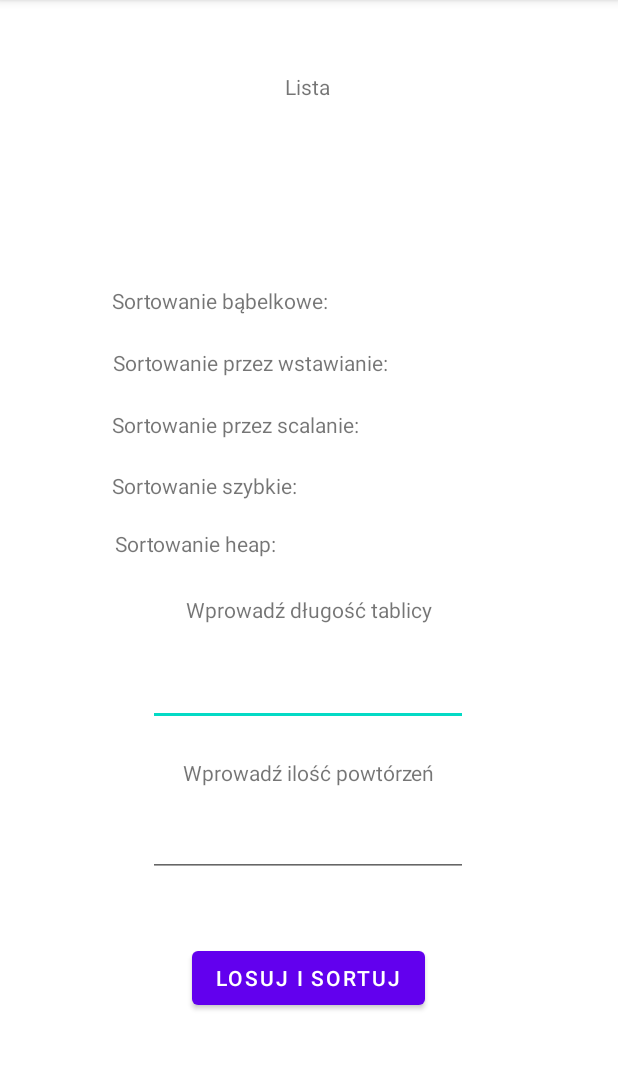
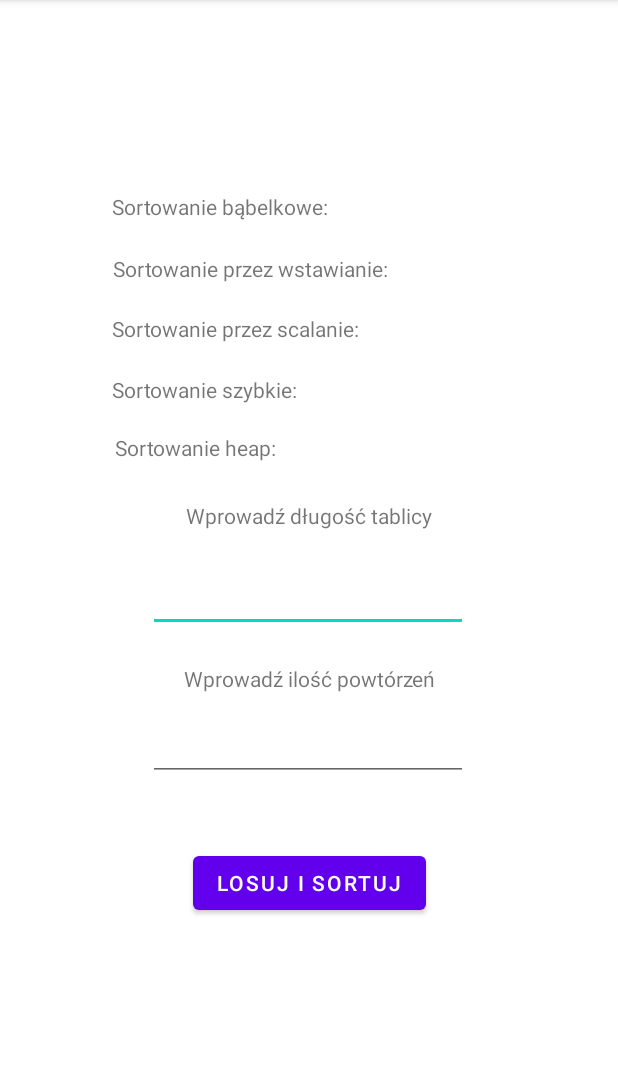
Before and after one commit to JamieIsHigh/SortTime, an Android app: the screen it shows after launch (MainActivity), on a phone screen of 412 x 824 dp, the part 84-1154 px from its top. Run offline under Robolectric (Android 15) with nearby library versions, the phone set to English and light mode, and no system bars.

Commit message:
Poprawki and end

```diff
--- a/app/src/main/java/com/example/sorttime/MainActivity.kt
+++ b/app/src/main/java/com/example/sorttime/MainActivity.kt
@@ -6,7 +6,6 @@ import android.widget.Button
 import android.widget.EditText
 import android.widget.TextView
 import java.util.*
-import kotlin.random.Random.Default.nextInt
 
 class MainActivity : AppCompatActivity() {
     override fun onCreate(savedInstanceState: Bundle?) {
@@ -15,7 +14,6 @@ class MainActivity : AppCompatActivity() {
 
         //deklaracja elementów layoutu
         val random = Random()
-        val lisBeftex = findViewById<TextView>(R.id.textView6)
         val sorBab = findViewById<TextView>(R.id.textView)
         val sorWst = findViewById<TextView>(R.id.textView2)
         val sorSca = findViewById<TextView>(R.id.textView3)
@@ -24,8 +22,8 @@ class MainActivity : AppCompatActivity() {
         val lenLis = findViewById<EditText>(R.id.editTextTextPersonName)
         val sorIlo = findViewById<EditText>(R.id.editTextTextPersonName2)
         val trig = findViewById<Button>(R.id.button)
-        var czasStart = 100000000000
-        var czasStop = 100000000000
+        var czasStart: Long = 0
+        var czasStop: Long = 1
 
         fun bubbleSort(arr:IntArray):IntArray{
             var swap = true
@@ -163,7 +161,6 @@ class MainActivity : AppCompatActivity() {
                 dlugosc = lenLis.text.toString().toInt()
             }
             var lista = IntArray(dlugosc) { random.nextInt(10) }
-            lisBeftex.text = lista.joinToString(", ", "[", "]")
 
             var powt = 1
             if (sorIlo.length() > 0) {
--- a/app/src/main/res/layout/activity_main.xml
+++ b/app/src/main/res/layout/activity_main.xml
@@ -7,16 +7,28 @@
     tools:context=".MainActivity">
 
     <TextView
-        android:id="@+id/textView2"
+        android:id="@+id/textView"
         android:layout_width="wrap_content"
         android:layout_height="wrap_content"
-        android:text="Sortowanie przez wstawianie: "
+        android:text="Sortowanie bąbelkowe: "
         app:layout_constraintBottom_toBottomOf="parent"
         app:layout_constraintEnd_toEndOf="parent"
-        app:layout_constraintHorizontal_bias="0.334"
+        app:layout_constraintHorizontal_bias="0.283"
         app:layout_constraintStart_toStartOf="parent"
         app:layout_constraintTop_toTopOf="parent"
-        app:layout_constraintVertical_bias="0.31" />
+        app:layout_constraintVertical_bias="0.171" />
+
+    <TextView
+        android:id="@+id/textView10"
+        android:layout_width="wrap_content"
+        android:layout_height="wrap_content"
+        android:text="Wprowadź ilość powtórzeń"
+        app:layout_constraintBottom_toBottomOf="parent"
+        app:layout_constraintEnd_toEndOf="parent"
+        app:layout_constraintHorizontal_bias="0.504"
+        app:layout_constraintStart_toStartOf="parent"
+        app:layout_constraintTop_toTopOf="parent"
+        app:layout_constraintVertical_bias="0.591" />
 
     <TextView
         android:id="@+id/textView4"
@@ -28,43 +40,7 @@
         app:layout_constraintHorizontal_bias="0.262"
         app:layout_constraintStart_toStartOf="parent"
         app:layout_constraintTop_toTopOf="parent"
-        app:layout_constraintVertical_bias="0.419" />
-
-    <TextView
-        android:id="@+id/textView"
-        android:layout_width="wrap_content"
-        android:layout_height="wrap_content"
-        android:text="Sortowanie bąbelkowe: "
-        app:layout_constraintBottom_toBottomOf="parent"
-        app:layout_constraintEnd_toEndOf="parent"
-        app:layout_constraintHorizontal_bias="0.283"
-        app:layout_constraintStart_toStartOf="parent"
-        app:layout_constraintTop_toTopOf="parent"
-        app:layout_constraintVertical_bias="0.255" />
-
-    <TextView
-        android:id="@+id/textView3"
-        android:layout_width="wrap_content"
-        android:layout_height="wrap_content"
-        android:text="Sortowanie przez scalanie: "
-        app:layout_constraintBottom_toBottomOf="parent"
-        app:layout_constraintEnd_toEndOf="parent"
-        app:layout_constraintHorizontal_bias="0.308"
-        app:layout_constraintStart_toStartOf="parent"
-        app:layout_constraintTop_toTopOf="parent"
-        app:layout_constraintVertical_bias="0.365" />
-
-    <TextView
-        android:id="@+id/textView5"
-        android:layout_width="wrap_content"
-        android:layout_height="wrap_content"
-        android:text="Sortowanie heap: "
-        app:layout_constraintBottom_toBottomOf="parent"
-        app:layout_constraintEnd_toEndOf="parent"
-        app:layout_constraintHorizontal_bias="0.254"
-        app:layout_constraintStart_toStartOf="parent"
-        app:layout_constraintTop_toTopOf="parent"
-        app:layout_constraintVertical_bias="0.471" />
+        app:layout_constraintVertical_bias="0.334" />
 
     <TextView
         android:id="@+id/textView9"
@@ -75,30 +51,7 @@
         app:layout_constraintEnd_toEndOf="parent"
         app:layout_constraintStart_toStartOf="parent"
         app:layout_constraintTop_toTopOf="parent"
-        app:layout_constraintVertical_bias="0.53" />
-
-    <TextView
-        android:id="@+id/textView10"
-        android:layout_width="wrap_content"
-        android:layout_height="wrap_content"
-        android:text="Wprowadź ilość powtórzeń"
-        app:layout_constraintBottom_toBottomOf="parent"
-        app:layout_constraintEnd_toEndOf="parent"
-        app:layout_constraintStart_toStartOf="parent"
-        app:layout_constraintTop_toTopOf="parent"
-        app:layout_constraintVertical_bias="0.675" />
-
-    <TextView
-        android:id="@+id/textView6"
-        android:layout_width="wrap_content"
-        android:layout_height="wrap_content"
-        android:text="Lista"
-        app:layout_constraintBottom_toBottomOf="parent"
-        app:layout_constraintEnd_toEndOf="parent"
-        app:layout_constraintHorizontal_bias="0.498"
-        app:layout_constraintStart_toStartOf="parent"
-        app:layout_constraintTop_toTopOf="parent"
-        app:layout_constraintVertical_bias="0.064" />
+        app:layout_constraintVertical_bias="0.446" />
 
     <EditText
         android:id="@+id/editTextTextPersonName"
@@ -111,7 +64,31 @@
         app:layout_constraintHorizontal_bias="0.497"
         app:layout_constraintStart_toStartOf="parent"
         app:layout_constraintTop_toTopOf="parent"
-        app:layout_constraintVertical_bias="0.607" />
+        app:layout_constraintVertical_bias="0.52" />
+
+    <TextView
+        android:id="@+id/textView2"
+        android:layout_width="wrap_content"
+        android:layout_height="wrap_content"
+        android:text="Sortowanie przez wstawianie: "
+        app:layout_constraintBottom_toBottomOf="parent"
+        app:layout_constraintEnd_toEndOf="parent"
+        app:layout_constraintHorizontal_bias="0.334"
+        app:layout_constraintStart_toStartOf="parent"
+        app:layout_constraintTop_toTopOf="parent"
+        app:layout_constraintVertical_bias="0.226" />
+
+    <TextView
+        android:id="@+id/textView5"
+        android:layout_width="wrap_content"
+        android:layout_height="wrap_content"
+        android:text="Sortowanie heap: "
+        app:layout_constraintBottom_toBottomOf="parent"
+        app:layout_constraintEnd_toEndOf="parent"
+        app:layout_constraintHorizontal_bias="0.254"
+        app:layout_constraintStart_toStartOf="parent"
+        app:layout_constraintTop_toTopOf="parent"
+        app:layout_constraintVertical_bias="0.386" />
 
     <EditText
         android:id="@+id/editTextTextPersonName2"
@@ -124,7 +101,7 @@
         app:layout_constraintHorizontal_bias="0.497"
         app:layout_constraintStart_toStartOf="parent"
         app:layout_constraintTop_toTopOf="parent"
-        app:layout_constraintVertical_bias="0.746" />
+        app:layout_constraintVertical_bias="0.658" />
 
     <Button
         android:id="@+id/button"
@@ -133,9 +110,20 @@
         android:text="Losuj i sortuj"
         app:layout_constraintBottom_toBottomOf="parent"
         app:layout_constraintEnd_toEndOf="parent"
-        app:layout_constraintHorizontal_bias="0.498"
         app:layout_constraintStart_toStartOf="parent"
         app:layout_constraintTop_toTopOf="parent"
-        app:layout_constraintVertical_bias="0.872" />
+        app:layout_constraintVertical_bias="0.784" />
+
+    <TextView
+        android:id="@+id/textView3"
+        android:layout_width="wrap_content"
+        android:layout_height="wrap_content"
+        android:text="Sortowanie przez scalanie: "
+        app:layout_constraintBottom_toBottomOf="parent"
+        app:layout_constraintEnd_toEndOf="parent"
+        app:layout_constraintHorizontal_bias="0.308"
+        app:layout_constraintStart_toStartOf="parent"
+        app:layout_constraintTop_toTopOf="parent"
+        app:layout_constraintVertical_bias="0.28" />
 
 </androidx.constraintlayout.widget.ConstraintLayout>
```
